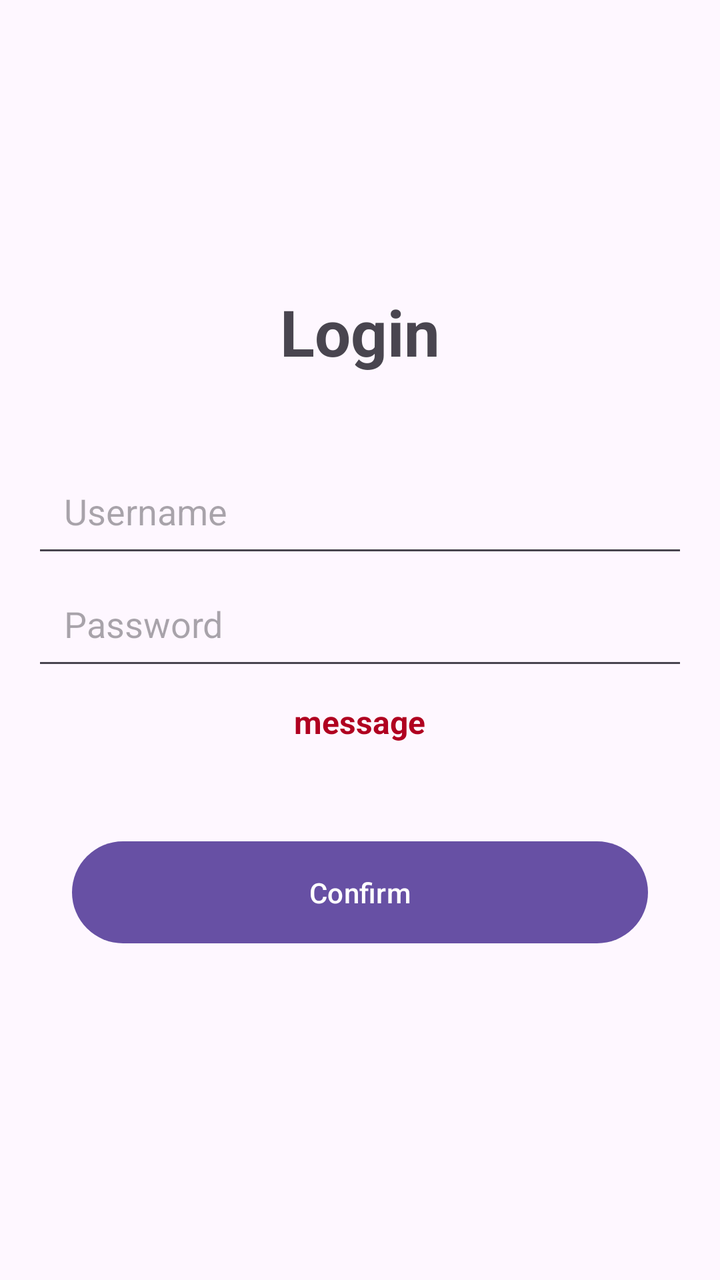
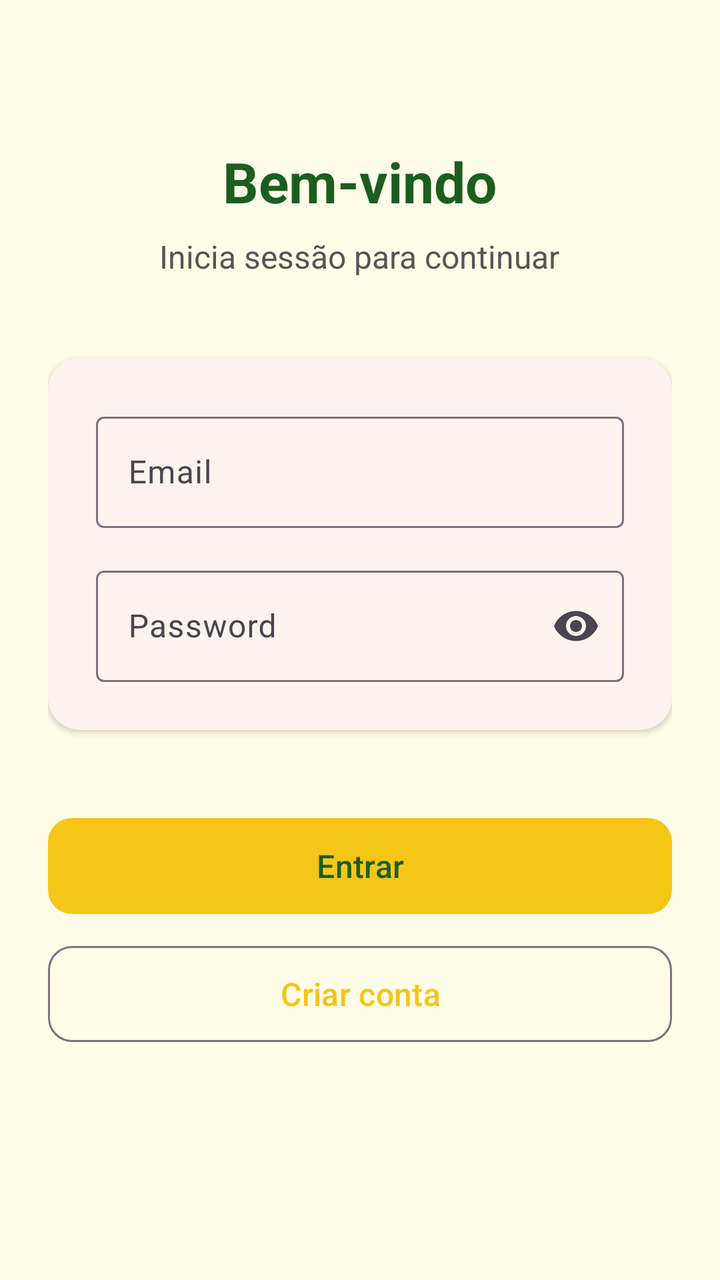

Screens rendered from an Android XML layout before and after an edit, with the pre-edit source and the edit as a unified diff.
<!-- AndroidManifest.xml: application theme Theme.PrimeiraApp -->
<!-- res/layout/activity_main.xml -->
<?xml version="1.0" encoding="utf-8"?>
<LinearLayout xmlns:android="http://schemas.android.com/apk/res/android"
    xmlns:app="http://schemas.android.com/apk/res-auto"
    xmlns:tools="http://schemas.android.com/tools"
    android:id="@+id/main"
    android:layout_width="match_parent"
    android:orientation="vertical"
    android:layout_height="match_parent"
    android:padding="16dp"
    android:gravity="center"
    tools:context=".MainActivity">

    <TextView
        android:id="@+id/textView"
        android:layout_width="wrap_content"
        android:layout_height="wrap_content"
        android:paddingBottom="40dp"
        android:text="Login"
        android:textSize="32sp"
        android:textStyle="bold" />

    <EditText
        android:id="@+id/username"
        android:layout_width="match_parent"
        android:layout_height="wrap_content"
        android:hint="Username"
        android:inputType="textPersonName"
        android:padding="16dp" />

    <EditText
        android:id="@+id/password"
        android:layout_width="match_parent"
        android:layout_height="wrap_content"
        android:hint="Password"
        android:inputType="textPassword"
        android:padding="16dp" />

    <TextView
        android:id="@+id/txtmessage"
        android:layout_width="wrap_content"
        android:layout_height="wrap_content"
        android:paddingBottom="15dp"
        android:text="message"
        android:textSize="16sp"
        android:textStyle="bold"
        android:textColor="@color/design_default_color_error"
        android:layout_marginVertical="10dp"
        android:layout_marginHorizontal="10dp"
        />

    <Button
        android:id="@+id/button"
        android:layout_width="match_parent"
        android:layout_height="wrap_content"
        android:text="Confirm"
        android:layout_margin="20dp"
        android:padding="16dp" />


</LinearLayout>
<!-- resources referenced by this layout -->
<resources>
  <style name="Theme.PrimeiraApp" parent="Base.Theme.PrimeiraApp" />
  <style name="Base.Theme.PrimeiraApp" parent="Theme.Material3.DayNight.NoActionBar">
          
          
      </style>
</resources>

<!-- the commit's change to res/layout/activity_main.xml (unified diff, before → after) -->
@@ -1,60 +1,116 @@
-<?xml version="1.0" encoding="utf-8"?>
-<LinearLayout xmlns:android="http://schemas.android.com/apk/res/android"
+<ScrollView xmlns:android="http://schemas.android.com/apk/res/android"
     xmlns:app="http://schemas.android.com/apk/res-auto"
-    xmlns:tools="http://schemas.android.com/tools"
-    android:id="@+id/main"
     android:layout_width="match_parent"
-    android:orientation="vertical"
     android:layout_height="match_parent"
-    android:padding="16dp"
-    android:gravity="center"
-    tools:context=".MainActivity">
+    android:background="@color/background"
+    android:fillViewport="true"
+    >
 
-    <TextView
-        android:id="@+id/textView"
-        android:layout_width="wrap_content"
-        android:layout_height="wrap_content"
-        android:paddingBottom="40dp"
-        android:text="Login"
-        android:textSize="32sp"
-        android:textStyle="bold" />
-
-    <EditText
-        android:id="@+id/username"
+    <LinearLayout
         android:layout_width="match_parent"
         android:layout_height="wrap_content"
-        android:hint="Username"
-        android:inputType="textPersonName"
-        android:padding="16dp" />
+        android:orientation="vertical"
+        android:gravity="center_horizontal"
+        android:padding="24dp">
 
-    <EditText
-        android:id="@+id/password"
-        android:layout_width="match_parent"
-        android:layout_height="wrap_content"
-        android:hint="Password"
-        android:inputType="textPassword"
-        android:padding="16dp" />
+        <TextView
+            android:layout_width="wrap_content"
+            android:layout_height="wrap_content"
+            android:text="Bem-vindo"
+            android:textSize="28sp"
+            android:textStyle="bold"
+            android:textColor="@color/text_primary"
+            android:layout_marginTop="48dp" />
 
-    <TextView
-        android:id="@+id/txtmessage"
-        android:layout_width="wrap_content"
-        android:layout_height="wrap_content"
-        android:paddingBottom="15dp"
-        android:text="message"
-        android:textSize="16sp"
-        android:textStyle="bold"
-        android:textColor="@color/design_default_color_error"
-        android:layout_marginVertical="10dp"
-        android:layout_marginHorizontal="10dp"
-        />
+        <TextView
+            android:layout_width="wrap_content"
+            android:layout_height="wrap_content"
+            android:text="Inicia sessão para continuar"
+            android:textSize="16sp"
+            android:textColor="@color/text_secondary"
+            android:layout_marginTop="8dp"
+            android:layout_marginBottom="40dp" />
 
-    <Button
-        android:id="@+id/button"
-        android:layout_width="match_parent"
-        android:layout_height="wrap_content"
-        android:text="Confirm"
-        android:layout_margin="20dp"
-        android:padding="16dp" />
+        <com.google.android.material.card.MaterialCardView
+            android:layout_width="match_parent"
+            android:layout_height="wrap_content"
+            app:cardCornerRadius="16dp"
+            app:cardElevation="2dp"
+            app:strokeWidth="0dp"
+            android:layout_marginBottom="16dp">
 
+            <LinearLayout
+                android:layout_width="match_parent"
+                android:layout_height="wrap_content"
+                android:orientation="vertical"
+                android:padding="24dp">
 
-</LinearLayout>
+                <com.google.android.material.textfield.TextInputLayout
+                    android:layout_width="match_parent"
+                    android:layout_height="wrap_content"
+                    style="@style/Widget.Material3.TextInputLayout.OutlinedBox"
+                    android:hint="Email">
+
+                    <com.google.android.material.textfield.TextInputEditText
+                        android:id="@+id/username"
+                        android:layout_width="match_parent"
+                        android:layout_height="wrap_content"
+                        android:inputType="textEmailAddress" />
+
+                </com.google.android.material.textfield.TextInputLayout>
+
+                <View
+                    android:layout_width="0dp"
+                    android:layout_height="16dp" />
+
+                <com.google.android.material.textfield.TextInputLayout
+                    android:layout_width="match_parent"
+                    android:layout_height="wrap_content"
+                    style="@style/Widget.Material3.TextInputLayout.OutlinedBox"
+                    android:hint="Password"
+                    app:endIconMode="password_toggle">
+
+                    <com.google.android.material.textfield.TextInputEditText
+                        android:id="@+id/password"
+                        android:layout_width="match_parent"
+                        android:layout_height="wrap_content"
+                        android:inputType="textPassword" />
+
+                </com.google.android.material.textfield.TextInputLayout>
+
+            </LinearLayout>
+
+        </com.google.android.material.card.MaterialCardView>
+
+        <TextView
+            android:id="@+id/message"
+            android:layout_width="wrap_content"
+            android:layout_height="wrap_content"
+            android:textColor="@color/error"
+            android:textSize="14sp"
+            android:layout_marginTop="8dp"
+            android:visibility="gone" />
+
+        <com.google.android.material.button.MaterialButton
+            android:id="@+id/btnConfirm"
+            android:layout_width="match_parent"
+            android:layout_height="56dp"
+            android:text="Entrar"
+            android:textSize="16sp"
+            android:layout_marginTop="24dp"
+            app:cornerRadius="12dp"
+            app:backgroundTint="@color/primary" />
+
+        <com.google.android.material.button.MaterialButton
+            android:id="@+id/btnRegister"
+            android:layout_width="match_parent"
+            android:layout_height="56dp"
+            android:text="Criar conta"
+            android:textSize="16sp"
+            android:layout_marginTop="8dp"
+            app:cornerRadius="12dp"
+            style="@style/Widget.Material3.Button.OutlinedButton" />
+
+    </LinearLayout>
+
+</ScrollView>
<!-- resource entries referenced after the edit -->
@@ -1,9 +1,23 @@
 <!-- resources referenced by this layout -->
 <resources>
+  <color name="background">#FFFDE7</color>
+  <color name="error">#E53935</color>
+  <color name="primary">#F5C518</color>
+  <color name="text_primary">#1B5E20</color>
+  <color name="text_secondary">#555555</color>
   <style name="Theme.PrimeiraApp" parent="Base.Theme.PrimeiraApp" />
   <style name="Base.Theme.PrimeiraApp" parent="Theme.Material3.DayNight.NoActionBar">
-          
-          
+          <item name="colorPrimary">@color/primary</item>
+          <item name="colorOnPrimary">@color/on_primary</item>
+          <item name="colorPrimaryContainer">@color/primary_container</item>
+          <item name="colorSecondary">@color/secondary</item>
+          <item name="colorOnSecondary">@color/on_secondary</item>
+          <item name="android:statusBarColor">@color/secondary</item>
+          <item name="android:windowBackground">@color/background</item>
       </style>
+  <color name="on_primary">#1B5E20</color>
+  <color name="primary_container">#FFFDE7</color>
+  <color name="secondary">#1B5E20</color>
+  <color name="on_secondary">#FFFFFF</color>
 </resources>
 
